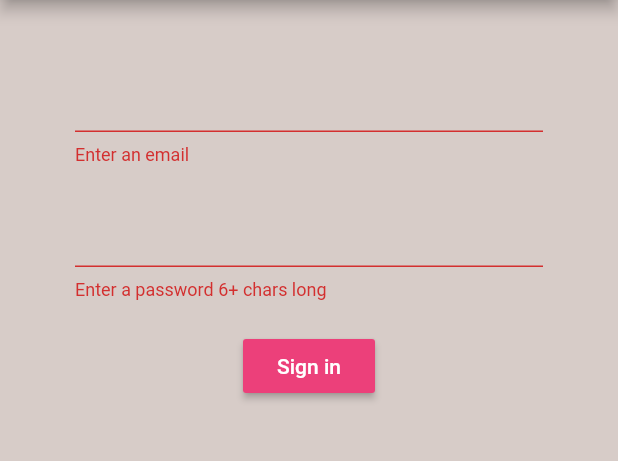
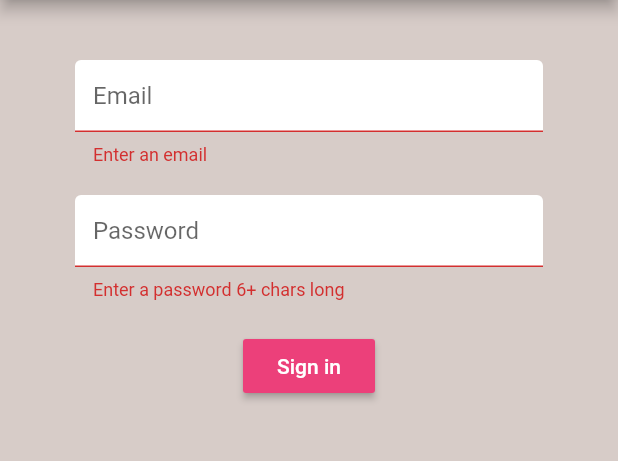
Before and after one commit to raphabarreto/flutter-firebase-app, a Flutter app: the screen it shows after launch, after a tap on "Sign in", on a phone screen of 412 x 824 dp, the part 84-545 px from its top. Run offline on Flutter 3.47's test engine with Material 2 defaults, Android fonts, the phone set to English and light mode, and no system bars; our stand-ins replace firebase_auth; accounts and stored records are empty.

Commit message:
Text Input Decoration

```diff
--- a/lib/screens/authenticate/register.dart
+++ b/lib/screens/authenticate/register.dart
@@ -1,5 +1,7 @@
 import 'package:brew_crew/services/auth.dart';
 import 'package:flutter/material.dart';
+
+import 'package:brew_crew/shared/constants.dart';
 
 class Register extends StatefulWidget {
 
@@ -45,6 +47,7 @@ class _RegisterState extends State<Register> {
             children: <Widget>[
               SizedBox(height: 20.0),
               TextFormField(
+                decoration: textInputDecoration.copyWith(hintText: 'Email'),
                 validator: (val) => val.isEmpty ? 'Enter an email' : null,
                 onChanged: (val) {
                  setState(() => email = val);
@@ -52,6 +55,7 @@ class _RegisterState extends State<Register> {
               ),
               SizedBox(height: 20.0),
               TextFormField(
+                decoration: textInputDecoration.copyWith(hintText: 'Password'),
                 obscureText: true,
                 validator: (val) => val.length < 6 ? 'Enter a password 6+ chars long' : null,
                 onChanged: (val) {
--- a/lib/screens/authenticate/sign_id.dart
+++ b/lib/screens/authenticate/sign_id.dart
@@ -1,5 +1,7 @@
 import 'package:brew_crew/services/auth.dart';
 import 'package:flutter/material.dart';
+
+import 'package:brew_crew/shared/constants.dart';
 
 class SigIn extends StatefulWidget {
 
@@ -46,6 +48,7 @@ class _SigInState extends State<SigIn> {
             children: <Widget>[
               SizedBox(height: 20.0),
               TextFormField(
+                decoration: textInputDecoration.copyWith(hintText: 'Email'),
                 validator: (val) => val.isEmpty ? 'Enter an email' : null,
                 onChanged: (val) {
                  setState(() => email = val);
@@ -53,6 +56,7 @@ class _SigInState extends State<SigIn> {
               ),
               SizedBox(height: 20.0),
               TextFormField(
+                decoration: textInputDecoration.copyWith(hintText: 'Password'),
                 obscureText: true,
                 validator: (val) => val.length < 6 ? 'Enter a password 6+ chars long' : null,
                 onChanged: (val) {
--- /dev/null
+++ b/lib/shared/constants.dart
@@ -0,0 +1,12 @@
+import 'package:flutter/material.dart';
+
+const textInputDecoration = InputDecoration(
+  fillColor: Colors.white,
+  filled: true,
+  enabledBorder: OutlineInputBorder(
+    borderSide: BorderSide(color: Colors.white, width: 2.0)
+  ),
+  focusedBorder: OutlineInputBorder(
+    borderSide: BorderSide(color: Colors.pink, width: 2.0)
+  ),
+);
```
